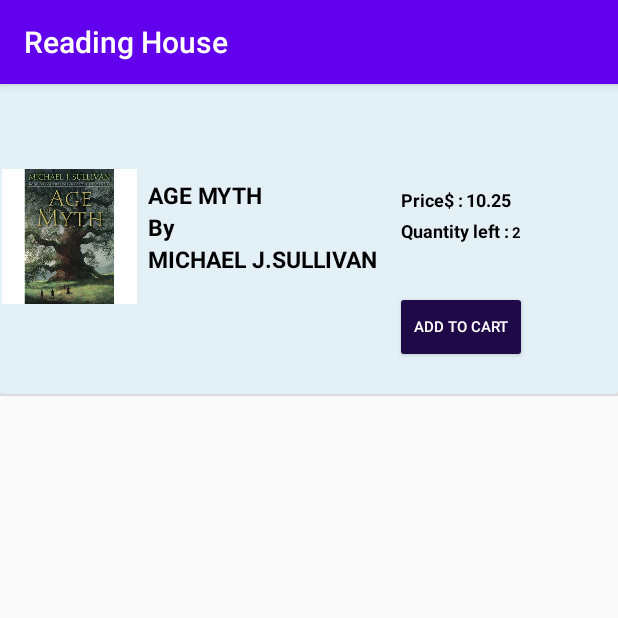
After one commit to V744/ReadingHouse, an Android app: the FantasyActivity screen opened directly, with no data from a screen before it, on a phone screen of 412 x 824 dp, the top half of it. The commit adds this screen. Run offline under Robolectric (Android 15) with nearby library versions, the phone set to English and light mode, and no system bars.

Commit message:
set onclick in cardview ,list view added

```diff
--- /dev/null
+++ b/app/src/main/java/com/ebookfrenzy/myapplication/FantasyActivity.java
@@ -0,0 +1,29 @@
+package com.ebookfrenzy.myapplication;
+
+import androidx.appcompat.app.AppCompatActivity;
+
+import android.os.Bundle;
+import android.widget.ListView;
+
+import java.util.ArrayList;
+
+public class FantasyActivity extends AppCompatActivity {
+    private ListView listView;
+    ArrayList<User> users;
+
+    public ArrayList<User> getUsers(){
+        ArrayList<User> users=new ArrayList<>();
+
+        users.add(new User("MICHAEL J.SULLIVAN ","AGE MYTH"));
+        return users;
+    }
+    @Override
+    protected void onCreate(Bundle savedInstanceState) {
+        super.onCreate(savedInstanceState);
+        setContentView(R.layout.activity_fantasy);
+        listView=findViewById(R.id.list_view);
+        users = getUsers();
+        FantasyAdapter adapter=new FantasyAdapter(users);
+        listView.setAdapter(adapter);
+    }
+}
--- /dev/null
+++ b/app/src/main/java/com/ebookfrenzy/myapplication/FantasyAdapter.java
@@ -0,0 +1,60 @@
+package com.ebookfrenzy.myapplication;
+
+import android.view.LayoutInflater;
+import android.view.View;
+import android.view.ViewGroup;
+import android.widget.BaseAdapter;
+import android.widget.TextView;
+
+import java.util.ArrayList;
+
+public class FantasyAdapter  extends BaseAdapter {
+    ArrayList<User> users;
+    LayoutInflater mInflater;
+    public FantasyAdapter(ArrayList<User> users){
+
+        this.users=users;
+    }
+
+
+    @Override
+    public int getCount() {
+        return users.size();
+    }
+
+    @Override
+    public User getItem(int position) {
+        return users.get(position);
+    }
+
+    @Override
+    public long getItemId(int position) {
+        return position;
+    }
+
+    @Override
+    public View getView(int position, View convertView, ViewGroup parent) {
+        ViewHolder viewHolder;
+        if (convertView == null) {
+            convertView=LayoutInflater.from(parent.getContext()).inflate(R.layout.list_view,null);
+            viewHolder=new ViewHolder(convertView);
+            convertView.setTag(viewHolder);
+        }else{
+            viewHolder=(ViewHolder)convertView.getTag();
+        }
+        User user=getItem(position);
+        viewHolder.author.setText(user.getAuthor());
+        viewHolder.bookname.setText(user.getBookname());
+
+        return convertView;
+    }
+    class ViewHolder {
+        TextView author;
+        TextView bookname;
+
+        public ViewHolder(View view) {
+            author = view.findViewById(R.id.text3);
+            bookname= view.findViewById(R.id.text5);
+        }
+    }
+}
--- /dev/null
+++ b/app/src/main/java/com/ebookfrenzy/myapplication/User.java
@@ -0,0 +1,27 @@
+package com.ebookfrenzy.myapplication;
+
+public class User {
+    String bookname;
+    String author;
+
+    public User(String bookname, String author) {
+        this.bookname = bookname;
+        this.author = author;
+    }
+
+    public String getAuthor() {
+        return author;
+    }
+
+    public void setAuthor(String author) {
+        this.author = author;
+    }
+
+    public String getBookname() {
+        return bookname;
+    }
+
+    public void setBookname(String bookname) {
+        this.bookname = bookname;
+    }
+}
--- /dev/null
+++ b/app/src/main/res/layout/activity_fantasy.xml
@@ -0,0 +1,15 @@
+<?xml version="1.0" encoding="utf-8"?>
+<RelativeLayout xmlns:android="http://schemas.android.com/apk/res/android"
+    xmlns:app="http://schemas.android.com/apk/res-auto"
+    xmlns:tools="http://schemas.android.com/tools"
+    android:layout_width="match_parent"
+    android:layout_height="match_parent"
+    tools:context=".FantasyActivity">
+    <ListView
+        android:id="@+id/list_view"
+        android:layout_width="match_parent"
+        android:layout_height="match_parent"
+        android:layout_alignParentLeft="true"
+        android:layout_alignParentTop="true"
+        />
+</RelativeLayout>
--- /dev/null
+++ b/app/src/main/res/layout/list_view.xml
@@ -0,0 +1,153 @@
+<?xml version="1.0" encoding="utf-8"?>
+<LinearLayout xmlns:android="http://schemas.android.com/apk/res/android"
+    xmlns:app="http://schemas.android.com/apk/res-auto"
+    android:orientation="vertical"
+    android:layout_width="match_parent"
+    android:layout_height="match_parent">
+    <androidx.cardview.widget.CardView
+        android:id="@+id/cardview"
+        android:backgroundTint="#E3F0F6"
+        android:layout_height="wrap_content"
+        android:layout_width="match_parent">
+
+        <LinearLayout
+
+            android:layout_margin="1dp"
+            android:orientation="horizontal"
+            android:layout_width="wrap_content"
+            android:layout_height="wrap_content">
+
+            <ImageView
+                android:src="@drawable/fantasy"
+                android:layout_marginLeft="0dp"
+                android:layout_width="90dp"
+                android:layout_height="200dp" />
+
+            <LinearLayout
+
+                android:layout_margin="2dp"
+                android:orientation="vertical"
+
+                android:layout_width="wrap_content"
+                android:layout_height="200dp">
+                <TextView
+
+                    android:id="@+id/text3"
+                    android:text="AGE MYTH"
+                    android:layout_marginTop="60dp"
+                    android:textColor="@android:color/black"
+                    android:textSize="15sp"
+                    android:textStyle="bold"
+                    android:layout_marginLeft="5dp"
+                    android:layout_width="wrap_content"
+                    android:layout_height="wrap_content" />
+
+                <TextView
+                    android:id="@+id/text4"
+                    android:layout_width="wrap_content"
+                    android:layout_height="wrap_content"
+                    android:text="By"
+                    android:layout_marginLeft="5dp"
+                    android:textColor="@android:color/black"
+                    android:textSize="15sp"
+                    android:textStyle="bold" />
+                <TextView
+                    android:id="@+id/text5"
+                    android:layout_width="wrap_content"
+                    android:layout_height="wrap_content"
+                    android:text="MICHAEL J.SULLIVAN"
+                    android:layout_marginLeft="5dp"
+                    android:textColor="@android:color/black"
+                    android:textSize="15sp"
+                    android:textStyle="bold" />
+
+            </LinearLayout>
+
+            <LinearLayout
+
+                android:layout_margin="5dp"
+
+                android:orientation="vertical"
+                android:layout_width="wrap_content"
+                android:layout_height="wrap_content">
+
+                <LinearLayout
+
+                    android:layout_margin="2dp"
+                    android:orientation="horizontal"
+                    android:layout_width="wrap_content"
+                    android:layout_height="wrap_content">
+                    <TextView
+                        android:id="@+id/text6"
+                        android:layout_marginTop="60dp"
+                        android:layout_width="wrap_content"
+                        android:layout_height="wrap_content"
+                        android:text="Price$ :"
+                        android:layout_marginLeft="2dp"
+                        android:textColor="@android:color/black"
+                        android:textSize="12sp"
+                        android:textStyle="bold" />
+                    <TextView
+                        android:id="@+id/text7"
+                        android:layout_marginTop="60dp"
+                        android:layout_width="wrap_content"
+                        android:layout_height="wrap_content"
+                        android:layout_marginLeft="2dp"
+                        android:text="10.25"
+
+                        android:textColor="@android:color/black"
+                        android:textSize="12sp"
+                        android:textStyle="bold" />
+                </LinearLayout>
+
+
+                <LinearLayout
+
+                    android:layout_margin="2dp"
+
+                    android:orientation="horizontal"
+                    android:layout_width="wrap_content"
+                    android:layout_height="wrap_content">
+                    <TextView
+                        android:id="@+id/text8"
+                        android:layout_width="wrap_content"
+                        android:layout_height="wrap_content"
+                        android:text="Quantity left :"
+                        android:layout_marginLeft="2dp"
+
+                        android:textColor="@android:color/black"
+                        android:textSize="12sp"
+                        android:textStyle="bold" />
+                    <TextView
+                        android:id="@+id/text9"
+                        android:layout_width="wrap_content"
+                        android:layout_height="wrap_content"
+                        android:text="2"
+                        android:layout_marginLeft="2dp"
+
+                        android:textColor="@android:color/black"
+                        android:textSize="10sp"
+                        android:textStyle="bold" />
+
+                    />
+                </LinearLayout>
+                <Button
+                    android:id="@+id/addtocart"
+                    android:layout_marginTop="30dp"
+                    android:layout_marginLeft="0dp"
+                    android:backgroundTint="#1F0947"
+                    android:textColor="#ffffff"
+                    android:textSize="10dp"
+                    android:layout_width="wrap_content"
+                    android:layout_height="wrap_content"
+                    android:layout_gravity="bottom"
+                    android:text="Add to Cart" />
+            </LinearLayout>
+
+
+
+        </LinearLayout>
+
+    </androidx.cardview.widget.CardView>
+
+</LinearLayout>
```
Also changed, not shown: app/src/main/AndroidManifest.xml (+9 -2 lines), app/src/main/java/com/ebookfrenzy/myapplication/AdventureActivity.java (added, +14 -0 lines), app/src/main/java/com/ebookfrenzy/myapplication/HomeFragment.java (+69 -1 lines), app/src/main/java/com/ebookfrenzy/myapplication/HorrorActivity.java (added, +14 -0 lines), app/src/main/java/com/ebookfrenzy/myapplication/MysteryActivity.java (added, +14 -0 lines), app/src/main/java/com/ebookfrenzy/myapplication/RomanceActivity.java (added, +14 -0 lines), app/src/main/java/com/ebookfrenzy/myapplication/ThrillerActivity.java (added, +14 -0 lines), app/src/main/res/layout/activity_adventure.xml (added, +9 -0 lines), app/src/main/res/layout/activity_horror.xml (added, +9 -0 lines), app/src/main/res/layout/activity_mystery.xml (added, +9 -0 lines), app/src/main/res/layout/activity_romance.xml (added, +9 -0 lines), app/src/main/res/layout/activity_thriller.xml (added, +9 -0 lines), app/src/main/res/layout/fragment_home.xml (+6 -6 lines).
